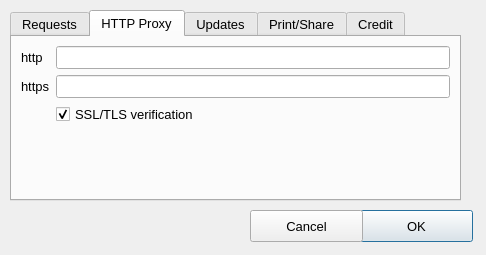
Qt form resources/ui/configuration_dialog.ui (namuan/http-rider) before a commit.
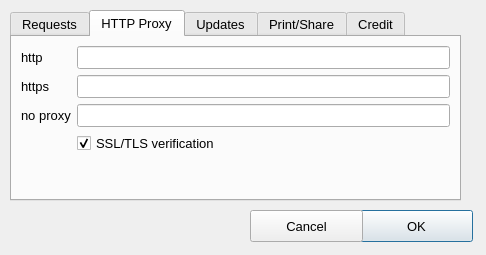
The same form after that commit. The open tabs and pages were chosen to show the change.

Commit message: feat: Add no proxy configuration

The edit to the form file:
```diff
--- a/resources/ui/configuration_dialog.ui
+++ b/resources/ui/configuration_dialog.ui
@@ -134,7 +134,7 @@
        <item row="1" column="1">
         <widget class="QLineEdit" name="txt_https_proxy"/>
        </item>
-       <item row="2" column="1">
+       <item row="4" column="1">
         <widget class="QCheckBox" name="chk_tls_verficiation">
          <property name="text">
           <string>SSL/TLS verification</string>
@@ -144,6 +144,16 @@
          </property>
         </widget>
        </item>
+       <item row="3" column="1">
+        <widget class="QLineEdit" name="txt_no_proxy"/>
+       </item>
+       <item row="3" column="0">
+        <widget class="QLabel" name="lblNoProxy">
+         <property name="text">
+          <string>no proxy</string>
+         </property>
+        </widget>
+       </item>
       </layout>
      </item>
     </layout>
```
Left out of the diff: 15 changed lines with no effect on the pictures. The commit also changes 20 other files.
